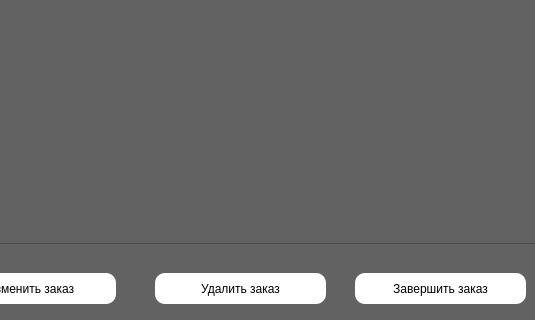
First picture: the form in Orders.ui, repository CheckHHH/DataBasePP, before the edit; both pictures show x 265 to 800 and y 247 to 567 of the 800 by 567 pixel window.
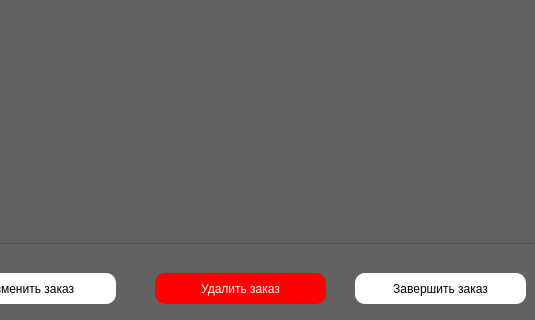
Second picture: the form after the edit.

Diff of the .ui file:
```diff
--- a/Orders.ui
+++ b/Orders.ui
@@ -10,6 +10,18 @@
     <height>567</height>
    </rect>
   </property>
+  <property name="minimumSize">
+   <size>
+    <width>800</width>
+    <height>567</height>
+   </size>
+  </property>
+  <property name="maximumSize">
+   <size>
+    <width>800</width>
+    <height>567</height>
+   </size>
+  </property>
   <property name="windowTitle">
    <string>Dialog</string>
   </property>
@@ -186,7 +198,8 @@
    <property name="styleSheet">
     <string notr="true">border-radius: 10%;
 font: 87 8pt &quot;Segoe UI Black&quot;;
-background-color: rgb(255, 255, 255);</string>
+color: rgb(255, 255, 255);
+background-color: rgb(255, 0, 0);</string>
    </property>
    <property name="text">
     <string>Удалить заказ</string>
```
